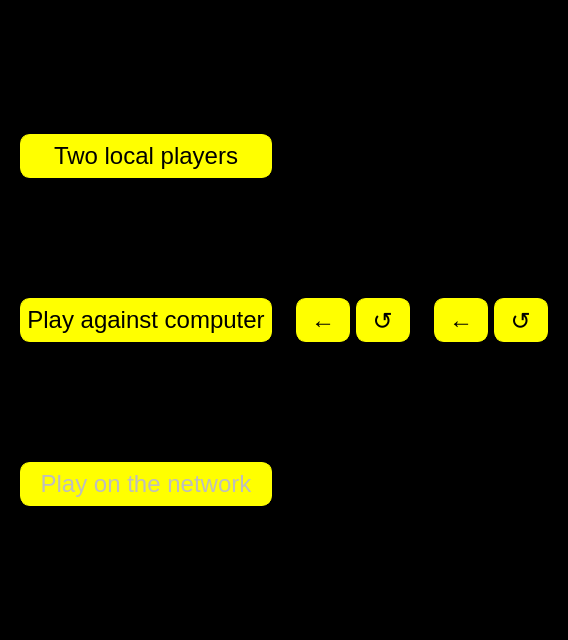
The window that mainui.ui (ltworf/explosive-c4) describes before a commit, drawn with Qt 5.
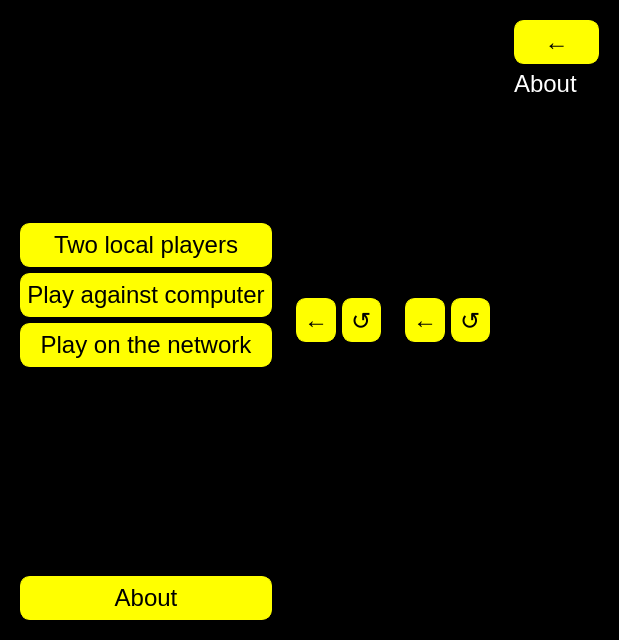
The same window after the commit.

Commit message: About box

Diff of the .ui file:
```diff
--- a/mainui.ui
+++ b/mainui.ui
@@ -6,7 +6,7 @@
    <rect>
     <x>0</x>
     <y>0</y>
-    <width>568</width>
+    <width>619</width>
     <height>640</height>
    </rect>
   </property>
@@ -16,12 +16,14 @@
   <property name="styleSheet">
    <string notr="true">* {
 background-color: black;
+color: white;
 font: 24px;
 }
 
 
+
 QPushButton {
-
+color: black;
 background-color: yellow;
 
 border-width: 1px;
@@ -33,9 +35,6 @@
 min-width: 3em;
 min-height: 30px;
 padding: 6px;
-
-
-
 }
 
 QPushButton:pressed {
@@ -92,19 +91,6 @@
         </property>
        </widget>
       </item>
-      <item>
-       <spacer name="verticalSpacer">
-        <property name="orientation">
-         <enum>Qt::Vertical</enum>
-        </property>
-        <property name="sizeHint" stdset="0">
-         <size>
-          <width>20</width>
-          <height>40</height>
-         </size>
-        </property>
-       </spacer>
-      </item>
       <item>
        <widget class="QPushButton" name="cmdIAGame">
         <property name="locale">
@@ -121,19 +107,6 @@
         </property>
        </widget>
       </item>
-      <item>
-       <spacer name="verticalSpacer_2">
-        <property name="orientation">
-         <enum>Qt::Vertical</enum>
-        </property>
-        <property name="sizeHint" stdset="0">
-         <size>
-          <width>20</width>
-          <height>40</height>
-         </size>
-        </property>
-       </spacer>
-      </item>
       <item>
        <widget class="QPushButton" name="cmdNetworkGame">
         <property name="enabled">
@@ -166,6 +139,13 @@
         </property>
        </spacer>
       </item>
+      <item>
+       <widget class="QPushButton" name="cmdAbout">
+        <property name="text">
+         <string>About</string>
+        </property>
+       </widget>
+      </item>
      </layout>
     </widget>
    </item>
@@ -229,6 +209,45 @@
      </layout>
     </widget>
    </item>
+   <item>
+    <widget class="QFrame" name="frmAbout">
+     <property name="frameShape">
+      <enum>QFrame::NoFrame</enum>
+     </property>
+     <property name="frameShadow">
+      <enum>QFrame::Plain</enum>
+     </property>
+     <layout class="QVBoxLayout" name="verticalLayout_4">
+      <item>
+       <widget class="QPushButton" name="cmdAboutBack">
+        <property name="text">
+         <string>←</string>
+        </property>
+       </widget>
+      </item>
+      <item>
+       <widget class="QLabel" name="label">
+        <property name="text">
+         <string>About</string>
+        </property>
+       </widget>
+      </item>
+      <item>
+       <spacer name="verticalSpacer">
+        <property name="orientation">
+         <enum>Qt::Vertical</enum>
+        </property>
+        <property name="sizeHint" stdset="0">
+         <size>
+          <width>20</width>
+          <height>517</height>
+         </size>
+        </property>
+       </spacer>
+      </item>
+     </layout>
+    </widget>
+   </item>
   </layout>
  </widget>
  <resources/>
```
Left out of the diff: 64 changed lines with no effect on the pictures.
